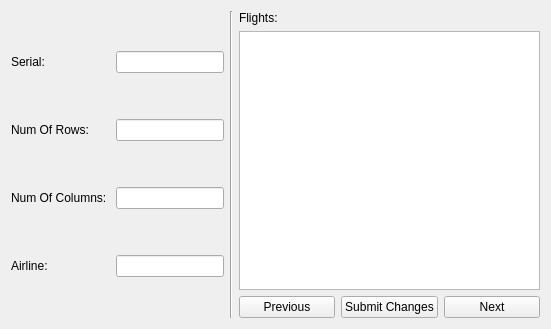
Old version of the form MyProj/AirplanesPage.ui in the repository shahabbadihi/airport_managementt.
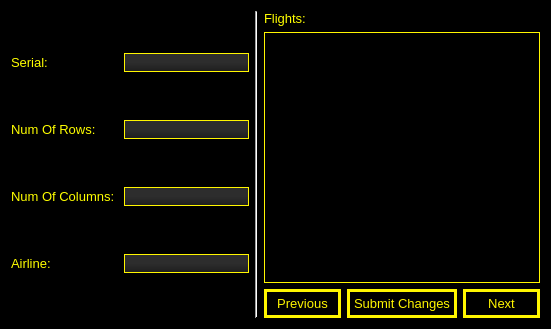
New version of the form.

Commit message: design airplanepage

Diff of the .ui file:
```diff
--- a/MyProj/AirplanesPage.ui
+++ b/MyProj/AirplanesPage.ui
@@ -13,6 +13,47 @@
   <property name="windowTitle">
    <string>Form</string>
   </property>
+  <property name="styleSheet">
+   <string notr="true">#AirplanesPage {
+	background-color: rgb(0, 0, 0);
+}
+
+QLabel {
+	color: rgb(255, 255, 0)
+}
+
+QLineEdit, QPlainTextEdit {
+	
+	background-color: rgb(0, 0, 0);
+	border: 1px solid #fff600;
+	color: #fff600;
+}
+
+QLineEdit {
+	 background-color: qlineargradient(spread:pad, x1:0.517, y1:0, x2:0.517, y2:1, stop:0 rgba(45, 45, 45, 255), stop:0.505682 rgba(45, 45, 45, 255), stop:1 rgba(29, 29, 29, 255));
+}
+
+QPushButton {
+	background: rgb(0, 0, 0);
+	color: rgb(255, 246, 0);
+	border: 3px solid #fff600;
+	padding: 4px;
+}
+
+QPushButton:hover {
+	background: rgb(255, 246, 0);
+	color:  rgb(0, 0, 0);
+}
+
+QPushButton:disabled {
+	background: rgb(134, 141, 157);
+}
+
+
+* {
+	font-size: 10pt;
+}</string>
+  </property>
   <layout class="QHBoxLayout" name="horizontalLayout_2">
    <item>
     <layout class="QVBoxLayout" name="verticalLayout_3">
```
